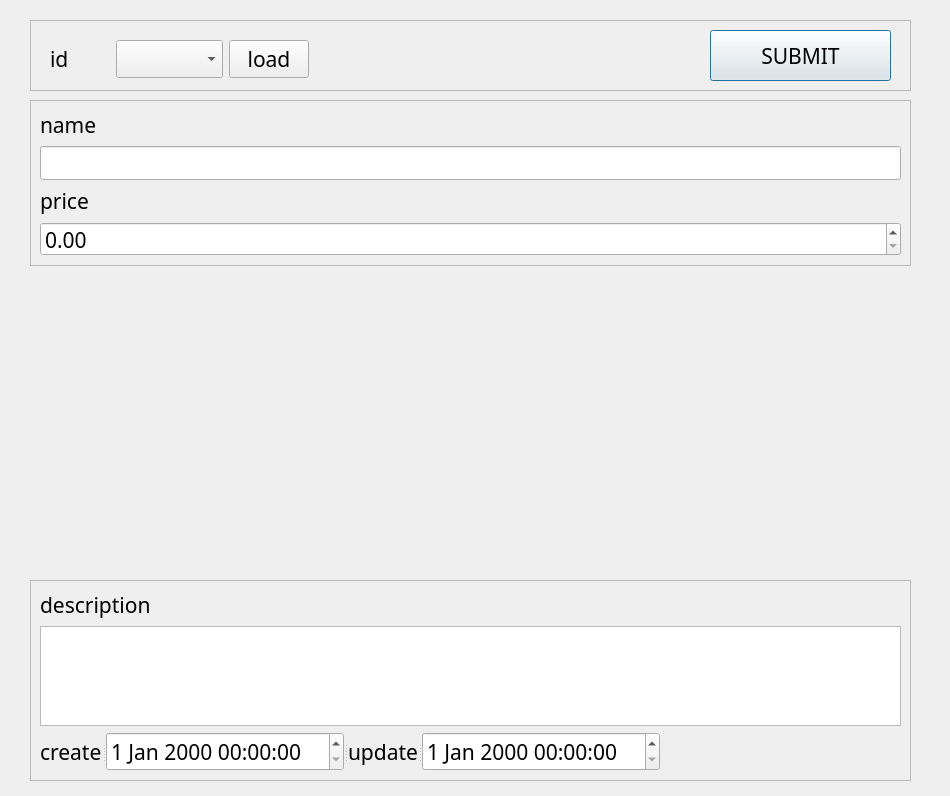
First picture: the form in ui/ordersDialog.ui, repository SuhYeoJee/OrderManager, before the edit.
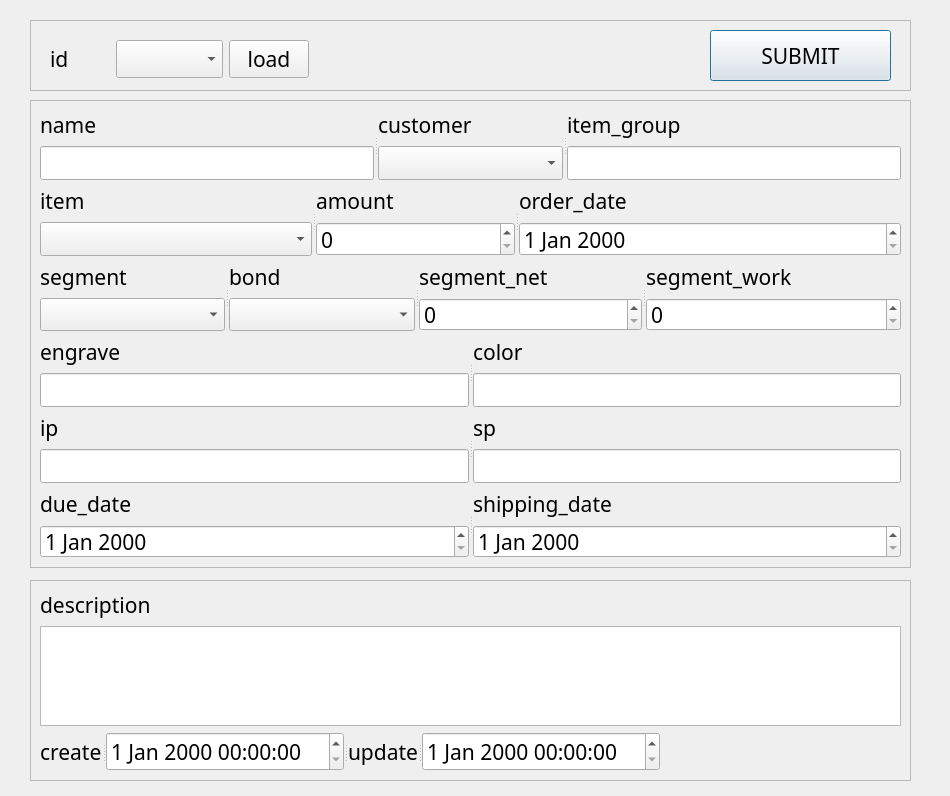
Second picture: the form after the edit.

```diff
--- a/ui/ordersDialog.ui
+++ b/ui/ordersDialog.ui
@@ -25,7 +25,7 @@
      <x>30</x>
      <y>100</y>
      <width>881</width>
-     <height>166</height>
+     <height>468</height>
     </rect>
    </property>
    <property name="frameShape">
@@ -36,32 +36,270 @@
    </property>
    <layout class="QGridLayout" name="gridLayout">
     <item row="0" column="0">
-     <layout class="QVBoxLayout" name="verticalLayout_5">
-      <item>
-       <widget class="QLabel" name="label_14">
-        <property name="text">
-         <string>name</string>
-        </property>
-       </widget>
-      </item>
-      <item>
-       <widget class="QLineEdit" name="nameLineEdit"/>
-      </item>
-     </layout>
+     <widget class="QSplitter" name="splitter_2">
+      <property name="orientation">
+       <enum>Qt::Horizontal</enum>
+      </property>
+      <widget class="QWidget" name="">
+       <layout class="QVBoxLayout" name="verticalLayout_5">
+        <item>
+         <widget class="QLabel" name="label_14">
+          <property name="text">
+           <string>name</string>
+          </property>
+         </widget>
+        </item>
+        <item>
+         <widget class="QLineEdit" name="nameLineEdit"/>
+        </item>
+       </layout>
+      </widget>
+      <widget class="QWidget" name="">
+       <layout class="QVBoxLayout" name="verticalLayout_2">
+        <item>
+         <widget class="QLabel" name="label_18">
+          <property name="text">
+           <string>customer</string>
+          </property>
+         </widget>
+        </item>
+        <item>
+         <widget class="QComboBox" name="customerComboBox"/>
+        </item>
+       </layout>
+      </widget>
+      <widget class="QWidget" name="layoutWidget_3">
+       <layout class="QVBoxLayout" name="verticalLayout_6">
+        <item>
+         <widget class="QLabel" name="label_20">
+          <property name="text">
+           <string>item_group</string>
+          </property>
+         </widget>
+        </item>
+        <item>
+         <widget class="QLineEdit" name="item_groupLineEdit"/>
+        </item>
+       </layout>
+      </widget>
+     </widget>
     </item>
     <item row="1" column="0">
-     <layout class="QVBoxLayout" name="verticalLayout">
-      <item>
-       <widget class="QLabel" name="label_13">
-        <property name="text">
-         <string>price</string>
-        </property>
-       </widget>
-      </item>
-      <item>
-       <widget class="QDoubleSpinBox" name="priceDoubleSpinBox"/>
-      </item>
-     </layout>
+     <widget class="QSplitter" name="splitter_3">
+      <property name="orientation">
+       <enum>Qt::Horizontal</enum>
+      </property>
+      <widget class="QWidget" name="layoutWidget_2">
+       <layout class="QVBoxLayout" name="verticalLayout_3">
+        <item>
+         <widget class="QLabel" name="label_19">
+          <property name="text">
+           <string>item</string>
+          </property>
+         </widget>
+        </item>
+        <item>
+         <widget class="QComboBox" name="itemComboBox"/>
+        </item>
+       </layout>
+      </widget>
+      <widget class="QWidget" name="">
+       <layout class="QVBoxLayout" name="verticalLayout_4">
+        <item>
+         <widget class="QLabel" name="label_21">
+          <property name="text">
+           <string>amount</string>
+          </property>
+         </widget>
+        </item>
+        <item>
+         <widget class="QSpinBox" name="amountSpinBox"/>
+        </item>
+       </layout>
+      </widget>
+      <widget class="QWidget" name="">
+       <layout class="QVBoxLayout" name="verticalLayout">
+        <item>
+         <widget class="QLabel" name="label_30">
+          <property name="text">
+           <string>order_date</string>
+          </property>
+         </widget>
+        </item>
+        <item>
+         <widget class="QDateEdit" name="order_dateDateEdit"/>
+        </item>
+       </layout>
+      </widget>
+     </widget>
+    </item>
+    <item row="2" column="0">
+     <widget class="QSplitter" name="splitter_4">
+      <property name="orientation">
+       <enum>Qt::Horizontal</enum>
+      </property>
+      <widget class="QWidget" name="layoutWidget_5">
+       <layout class="QVBoxLayout" name="verticalLayout_8">
+        <item>
+         <widget class="QLabel" name="label_23">
+          <property name="text">
+           <string>segment</string>
+          </property>
+         </widget>
+        </item>
+        <item>
+         <widget class="QComboBox" name="segmentComboBox"/>
+        </item>
+       </layout>
+      </widget>
+      <widget class="QWidget" name="layoutWidget_6">
+       <layout class="QVBoxLayout" name="verticalLayout_9">
+        <item>
+         <widget class="QLabel" name="label_24">
+          <property name="text">
+           <string>bond</string>
+          </property>
+         </widget>
+        </item>
+        <item>
+         <widget class="QComboBox" name="bondComboBox"/>
+        </item>
+       </layout>
+      </widget>
+      <widget class="QWidget" name="layoutWidget_7">
+       <layout class="QVBoxLayout" name="verticalLayout_10">
+        <item>
+         <widget class="QLabel" name="label_25">
+          <property name="text">
+           <string>segment_net</string>
+          </property>
+         </widget>
+        </item>
+        <item>
+         <widget class="QSpinBox" name="segment_netSpinBox"/>
+        </item>
+       </layout>
+      </widget>
+      <widget class="QWidget" name="layoutWidget_8">
+       <layout class="QVBoxLayout" name="verticalLayout_11">
+        <item>
+         <widget class="QLabel" name="label_26">
+          <property name="text">
+           <string>segment_work</string>
+          </property>
+         </widget>
+        </item>
+        <item>
+         <widget class="QSpinBox" name="segment_workSpinBox"/>
+        </item>
+       </layout>
+      </widget>
+     </widget>
+    </item>
+    <item row="3" column="0">
+     <widget class="QSplitter" name="splitter_6">
+      <property name="orientation">
+       <enum>Qt::Horizontal</enum>
+      </property>
+      <widget class="QWidget" name="layoutWidget_4">
+       <layout class="QVBoxLayout" name="verticalLayout_7">
+        <item>
+         <widget class="QLabel" name="label_22">
+          <property name="text">
+           <string>engrave</string>
+          </property>
+         </widget>
+        </item>
+        <item>
+         <widget class="QLineEdit" name="engraveLineEdit"/>
+        </item>
+       </layout>
+      </widget>
+      <widget class="QWidget" name="layoutWidget_9">
+       <layout class="QVBoxLayout" name="verticalLayout_12">
+        <item>
+         <widget class="QLabel" name="label_27">
+          <property name="text">
+           <string>color</string>
+          </property>
+         </widget>
+        </item>
+        <item>
+         <widget class="QLineEdit" name="colorLineEdit"/>
+        </item>
+       </layout>
+      </widget>
+     </widget>
+    </item>
+    <item row="4" column="0">
+     <widget class="QSplitter" name="splitter_7">
+      <property name="orientation">
+       <enum>Qt::Horizontal</enum>
+      </property>
+      <widget class="QWidget" name="layoutWidget_10">
+       <layout class="QVBoxLayout" name="verticalLayout_13">
+        <item>
+         <widget class="QLabel" name="label_28">
+          <property name="text">
+           <string>ip</string>
+          </property>
+         </widget>
+        </item>
+        <item>
+         <widget class="QLineEdit" name="ipLineEdit"/>
+        </item>
+       </layout>
+      </widget>
+      <widget class="QWidget" name="layoutWidget_11">
+       <layout class="QVBoxLayout" name="verticalLayout_14">
+        <item>
+         <widget class="QLabel" name="label_29">
+          <property name="text">
+           <string>sp</string>
+          </property>
+         </widget>
+        </item>
+        <item>
+         <widget class="QLineEdit" name="spLineEdit"/>
+        </item>
+       </layout>
+      </widget>
+     </widget>
+    </item>
+    <item row="5" column="0">
+     <widget class="QSplitter" name="splitter_5">
+      <property name="orientation">
+       <enum>Qt::Horizontal</enum>
+      </property>
+      <widget class="QWidget" name="layoutWidget_12">
+       <layout class="QVBoxLayout" name="verticalLayout_15">
+        <item>
+         <widget class="QLabel" name="label_31">
+          <property name="text">
+           <string>due_date</string>
+          </property>
+         </widget>
+        </item>
+        <item>
+         <widget class="QDateEdit" name="due_dateDateEdit"/>
+        </item>
+       </layout>
+      </widget>
+      <widget class="QWidget" name="layoutWidget_13">
+       <layout class="QVBoxLayout" name="verticalLayout_16">
+        <item>
+         <widget class="QLabel" name="label_32">
+          <property name="text">
+           <string>shipping_date</string>
+          </property>
+         </widget>
+        </item>
+        <item>
+         <widget class="QDateEdit" name="shipping_dateDateEdit"/>
+        </item>
+       </layout>
+      </widget>
+     </widget>
     </item>
    </layout>
   </widget>
```
